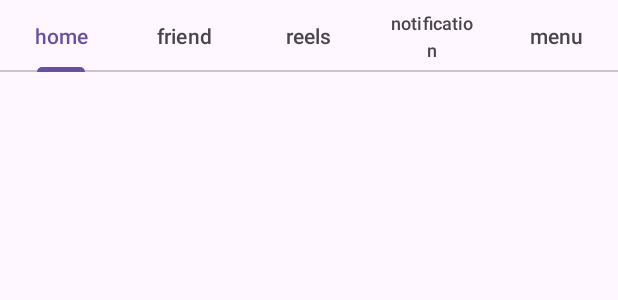
After one commit to lanhthon/FacebookClone, an Android app: the layout activity_table_layout.xml on its own in the app's theme, with its tools: preview values and no code run, on a phone screen of 412 x 824 dp. The commit adds this screen. Shown: the top 300 px of the screen. Run offline under Robolectric (Android 15) with nearby library versions, the phone set to English and light mode, and no system bars.

Commit message:
giao diện tableLayout main

```diff
--- a/app/src/main/AndroidManifest.xml
+++ b/app/src/main/AndroidManifest.xml
@@ -12,6 +12,9 @@
         android:supportsRtl="true"
         android:theme="@style/Theme.FacebookClone"
         tools:targetApi="31">
+        <activity
+            android:name=".tableLayout"
+            android:exported="false" />
         <activity
             android:name=".news"
             android:exported="false" />
--- a/app/src/main/java/com/example/facebookclone/MainActivity.java
+++ b/app/src/main/java/com/example/facebookclone/MainActivity.java
@@ -77,7 +77,7 @@ public class MainActivity extends AppCompatActivity {
         FirebaseUser currentUser = mAuth.getCurrentUser();
         if (currentUser != null) {
             // Redirect to news activity
-            startActivity(new Intent(MainActivity.this, news.class));
+            startActivity(new Intent(MainActivity.this, tableLayout.class));
             finish(); // Optional: finish current activity to prevent going back to login screen
         }
 
--- /dev/null
+++ b/app/src/main/res/drawable/baseline_notifications_none_24.xml
@@ -0,0 +1,5 @@
+<vector xmlns:android="http://schemas.android.com/apk/res/android" android:height="24dp" android:tint="#232121" android:viewportHeight="24" android:viewportWidth="24" android:width="24dp">
+
+    <path android:fillColor="@android:color/white" android:pathData="M12,22c1.1,0 2,-0.9 2,-2h-4c0,1.1 0.9,2 2,2zM18,16v-5c0,-3.07 -1.63,-5.64 -4.5,-6.32L13.5,4c0,-0.83 -0.67,-1.5 -1.5,-1.5s-1.5,0.67 -1.5,1.5v0.68C7.64,5.36 6,7.92 6,11v5l-2,2v1h16v-1l-2,-2zM16,17L8,17v-6c0,-2.48 1.51,-4.5 4,-4.5s4,2.02 4,4.5v6z"/>
+
+</vector>
--- /dev/null
+++ b/app/src/main/res/drawable/baseline_ondemand_video_24.xml
@@ -0,0 +1,5 @@
+<vector xmlns:android="http://schemas.android.com/apk/res/android" android:height="24dp" android:tint="#232121" android:viewportHeight="24" android:viewportWidth="24" android:width="24dp">
+
+    <path android:fillColor="@android:color/white" android:pathData="M21,3L3,3c-1.11,0 -2,0.89 -2,2v12c0,1.1 0.89,2 2,2h5v2h8v-2h5c1.1,0 1.99,-0.9 1.99,-2L23,5c0,-1.11 -0.9,-2 -2,-2zM21,17L3,17L3,5h18v12zM16,11l-7,4L9,7z"/>
+
+</vector>
--- /dev/null
+++ b/app/src/main/res/drawable/outline_escalator_warning_24.xml
@@ -0,0 +1,5 @@
+<vector xmlns:android="http://schemas.android.com/apk/res/android" android:height="24dp" android:tint="#232121" android:viewportHeight="24" android:viewportWidth="24" android:width="24dp">
+
+    <path android:fillColor="@android:color/white" android:pathData="M6.5,2c1.1,0 2,0.9 2,2s-0.9,2 -2,2s-2,-0.9 -2,-2S5.4,2 6.5,2zM15.5,9.5c0,0.83 0.67,1.5 1.5,1.5s1.5,-0.67 1.5,-1.5S17.83,8 17,8S15.5,8.67 15.5,9.5zM18.5,12h-2.84c-0.58,0.01 -1.14,0.32 -1.45,0.86l-0.92,1.32L9.72,8C9.35,7.37 8.69,7.01 8.01,7H5C3.9,7 3,7.9 3,9v6h1.5v7h5V11.61L12.03,16h2.2L15,14.9V22h4v-5h1v-3.5C20,12.68 19.33,12 18.5,12z"/>
+
+</vector>
--- /dev/null
+++ b/app/src/main/res/layout/activity_table_layout.xml
@@ -0,0 +1,55 @@
+<?xml version="1.0" encoding="utf-8"?>
+<androidx.constraintlayout.widget.ConstraintLayout xmlns:android="http://schemas.android.com/apk/res/android"
+    xmlns:app="http://schemas.android.com/apk/res-auto"
+    xmlns:tools="http://schemas.android.com/tools"
+    android:id="@+id/main"
+    android:layout_width="match_parent"
+    android:layout_height="match_parent"
+    tools:context=".tableLayout">
+
+    <!-- TabLayout ở phía trên cùng của ConstraintLayout -->
+    <com.google.android.material.tabs.TabLayout
+        android:id="@+id/tablayout"
+        android:layout_width="match_parent"
+        android:layout_height="wrap_content"
+        app:layout_constraintTop_toTopOf="parent"
+        app:layout_constraintStart_toStartOf="parent"
+        app:layout_constraintEnd_toEndOf="parent">
+
+        <com.google.android.material.tabs.TabItem
+            android:layout_width="wrap_content"
+            android:layout_height="wrap_content"
+            android:text="@string/home" />
+
+        <com.google.android.material.tabs.TabItem
+            android:layout_width="wrap_content"
+            android:layout_height="wrap_content"
+            android:text="@string/friend" />
+
+        <com.google.android.material.tabs.TabItem
+            android:layout_width="wrap_content"
+            android:layout_height="wrap_content"
+            android:text="@string/reels" />
+
+        <com.google.android.material.tabs.TabItem
+            android:layout_width="wrap_content"
+            android:layout_height="wrap_content"
+            android:text="@string/notification" />
+
+        <com.google.android.material.tabs.TabItem
+            android:layout_width="wrap_content"
+            android:layout_height="wrap_content"
+            android:text="@string/menu" />
+    </com.google.android.material.tabs.TabLayout>
+
+    <!-- ViewPager2 ngay dưới TabLayout -->
+    <androidx.viewpager2.widget.ViewPager2
+        android:id="@+id/viewparent"
+        android:layout_width="match_parent"
+        android:layout_height="0dp"
+        app:layout_constraintTop_toBottomOf="@id/tablayout"
+        app:layout_constraintBottom_toBottomOf="parent"
+        app:layout_constraintStart_toStartOf="parent"
+        app:layout_constraintEnd_toEndOf="parent"/>
+
+</androidx.constraintlayout.widget.ConstraintLayout>
--- a/app/src/main/res/values/strings.xml
+++ b/app/src/main/res/values/strings.xml
@@ -57,15 +57,15 @@
     <!-- TODO: Remove or change this placeholder text -->
     <string name="hello_blank_fragment">Hello blank fragment</string>
 
-    <style name="home">home</style>
+    <string name="home">home</string>
 
-    <style name="friend">friend</style>
+    <string name="friend">friend</string>
 
-    <style name="menu">menu</style>
+    <string name="menu">menu</string>
 
-    <style name="notification">notification</style>
+    <string name="notification">notification</string>
 
-    <style name="reels">reels</style>
+    <string name="reels">reels</string>
 
 
 </resources>
```
Also changed, not shown: app/src/main/java/com/example/facebookclone/FragmentStateAdapter.java (added, +41 -0 lines), app/src/main/java/com/example/facebookclone/fragmentPager/friendFragment.java (added, +28 -0 lines), app/src/main/java/com/example/facebookclone/fragmentPager/homeFragment.java (added, +30 -0 lines), app/src/main/java/com/example/facebookclone/fragmentPager/menuFragment.java (added, +29 -0 lines), app/src/main/java/com/example/facebookclone/fragmentPager/notificationFragment.java (added, +29 -0 lines), app/src/main/java/com/example/facebookclone/fragmentPager/reelsFragment.java (added, +30 -0 lines), app/src/main/java/com/example/facebookclone/tableLayout.java (added, +62 -0 lines), app/src/main/res/drawable/baseline_density_medium_24.xml (added, +9 -0 lines), app/src/main/res/layout/fragment_friend.xml (added, +14 -0 lines), app/src/main/res/layout/fragment_home.xml (added, +14 -0 lines), app/src/main/res/layout/fragment_menu.xml (added, +14 -0 lines), app/src/main/res/layout/fragment_notification.xml (added, +14 -0 lines), app/src/main/res/layout/fragment_reels.xml (added, +14 -0 lines).
